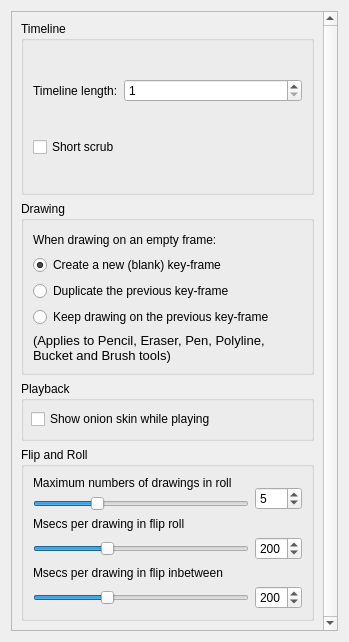
First picture: the form in app/ui/timelinepage.ui, repository pencil2d/pencil, before the edit.
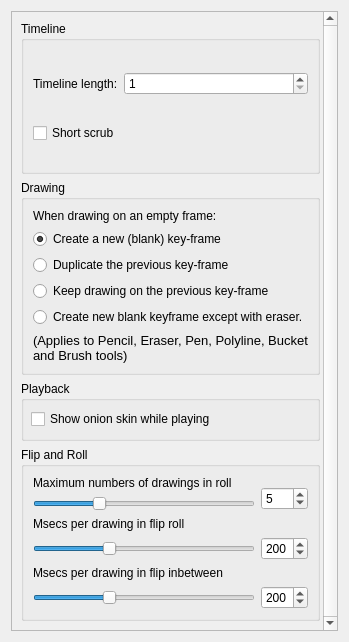
Second picture: the form after the edit.

Commit message: create new key except eraser mode

What changed in the file:
```diff
--- a/app/ui/timelinepage.ui
+++ b/app/ui/timelinepage.ui
@@ -27,7 +27,7 @@
        <rect>
         <x>0</x>
         <y>0</y>
-        <width>315</width>
+        <width>312</width>
         <height>622</height>
        </rect>
       </property>
@@ -124,6 +124,13 @@
             </property>
            </widget>
           </item>
+          <item>
+           <widget class="QRadioButton" name="radioButtonExceptEraser">
+            <property name="text">
+             <string>Create new blank keyframe except with eraser.</string>
+            </property>
+           </widget>
+          </item>
           <item>
            <widget class="QLabel" name="labelAppliesTo">
             <property name="font">
```
The commit also changes 4 other files.
